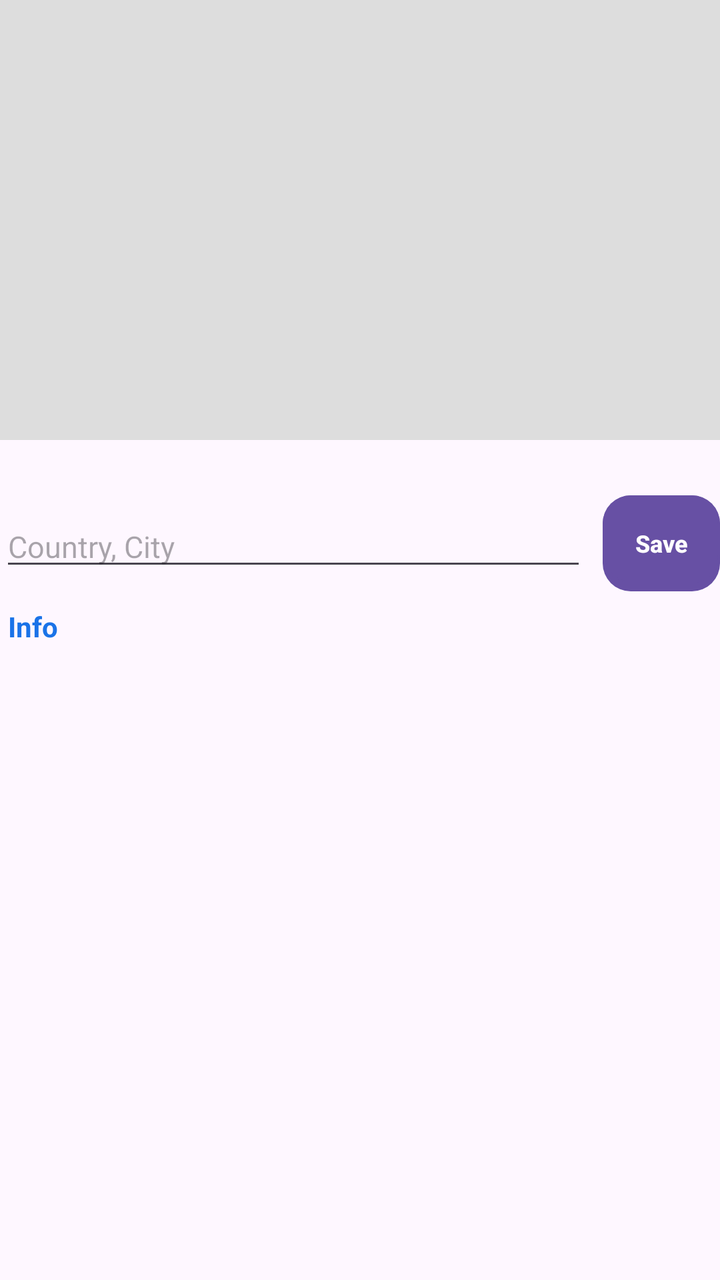
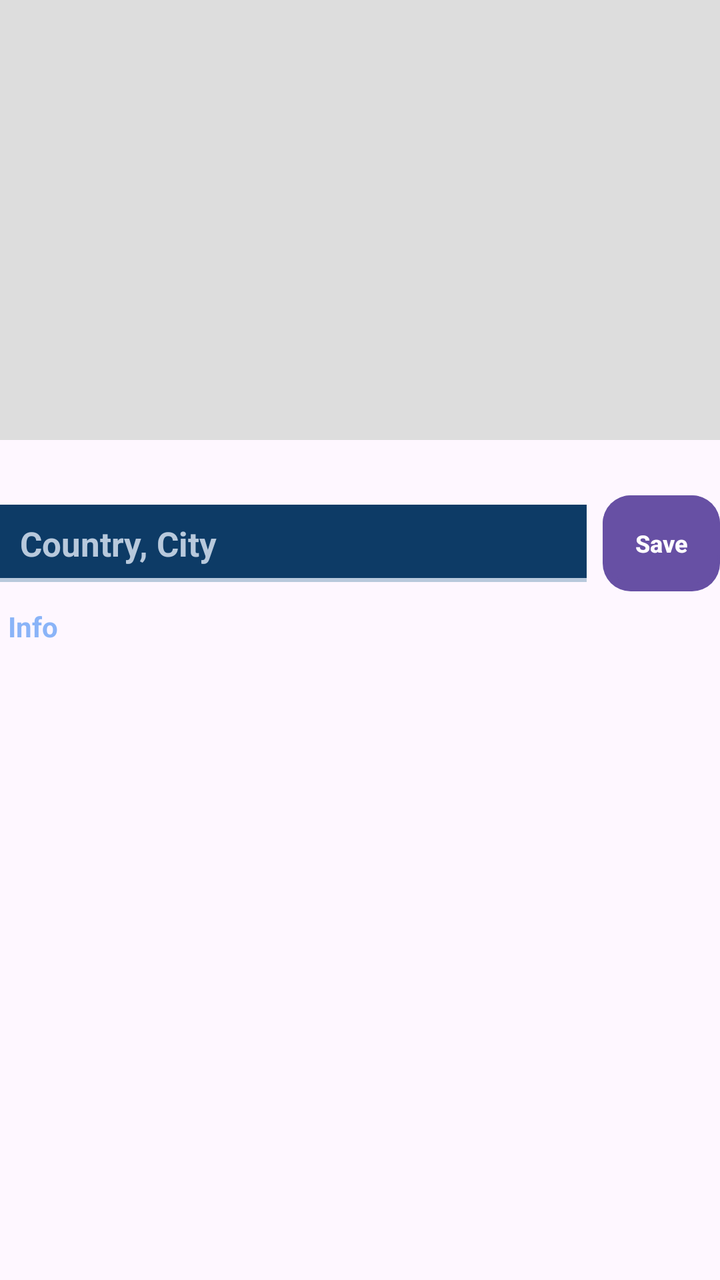

Compare the two renders of this Android layout. The source of the first and the diff that turns it into the second are given below.
<!-- AndroidManifest.xml: application theme Theme.Material3.DayNight -->
<!-- res/layout/item_edit_photo.xml -->
<?xml version="1.0" encoding="utf-8"?>
<LinearLayout xmlns:android="http://schemas.android.com/apk/res/android"
    android:layout_width="match_parent"
    android:layout_height="wrap_content"
    android:orientation="vertical"
    android:paddingBottom="20dp">

    <FrameLayout
        android:layout_width="match_parent"
        android:layout_height="220dp">

        <ImageView
            android:id="@+id/thumbnail"
            android:layout_width="match_parent"
            android:layout_height="match_parent"
            android:scaleType="centerCrop"
            android:background="#DDDDDD"
            android:contentDescription="@null" />

        
        <CheckBox
            android:id="@+id/selectCheck"
            android:layout_width="wrap_content"
            android:layout_height="wrap_content"
            android:layout_gravity="top|start"
            android:layout_margin="8dp"
            android:paddingHorizontal="6dp"
            android:background="#C8FFFFFF"
            android:visibility="gone" />

    </FrameLayout>

    <TextView
        android:id="@+id/fileNameText"
        android:layout_width="match_parent"
        android:layout_height="wrap_content"
        android:layout_marginTop="6dp"
        android:paddingHorizontal="4dp"
        android:textSize="13sp"
        android:textColor="#5F6368" />

    <LinearLayout
        android:layout_width="match_parent"
        android:layout_height="wrap_content"
        android:layout_marginTop="4dp"
        android:orientation="horizontal"
        android:baselineAligned="false"
        android:gravity="center_vertical">

        <EditText
            android:id="@+id/locationInput"
            android:layout_width="0dp"
            android:layout_weight="1"
            android:layout_height="wrap_content"
            android:hint="@string/location_hint"
            android:inputType="textCapWords"
            android:maxLines="1"
            android:textSize="15sp"
            android:autofillHints="" />

        <Button
            android:id="@+id/saveLocationButton"
            android:layout_width="wrap_content"
            android:layout_height="wrap_content"
            android:layout_marginStart="8dp"
            android:minWidth="0dp"
            android:paddingHorizontal="16dp"
            android:background="@drawable/btn_3d"
            android:textColor="@android:color/white"
            android:textStyle="bold"
            android:textSize="12sp"
            android:text="@string/save_location" />

    </LinearLayout>

    <TextView
        android:id="@+id/infoLink"
        android:layout_width="wrap_content"
        android:layout_height="wrap_content"
        android:layout_marginTop="4dp"
        android:padding="4dp"
        android:text="@string/info_link"
        android:textColor="#1A73E8"
        android:textStyle="bold" />

    <TextView
        android:id="@+id/infoResult"
        android:layout_width="match_parent"
        android:layout_height="wrap_content"
        android:paddingHorizontal="4dp"
        android:visibility="gone" />

</LinearLayout>
<!-- resources referenced by this layout -->
<resources>
  <!-- drawable btn_3d (drawable) -->
  <selector xmlns:android="http://schemas.android.com/apk/res/android">
      
      <item android:state_pressed="true">
          <shape android:shape="rectangle">
              <corners android:radius="14dp" />
              <gradient
                  android:angle="90"
                  android:startColor="#1565C0"
                  android:endColor="#1E88E5" />
              <stroke
                  android:width="1dp"
                  android:color="#0D47A1" />
          </shape>
      </item>
      
      <item>
          <layer-list>
              <item>
                  <shape android:shape="rectangle">
                      <corners android:radius="14dp" />
                      <solid android:color="#0D47A1" />
                  </shape>
              </item>
              <item android:bottom="4dp">
                  <shape android:shape="rectangle">
                      <corners android:radius="14dp" />
                      <gradient
                          android:angle="90"
                          android:startColor="#64B5F6"
                          android:endColor="#1E88E5" />
                      <stroke
                          android:width="1dp"
                          android:color="#0D47A1" />
                  </shape>
              </item>
          </layer-list>
      </item>
  </selector>
  <string name="info_link">Info</string>
  <string name="location_hint">Country, City</string>
  <string name="save_location">Save</string>
</resources>

<!-- the commit's change to res/layout/item_edit_photo.xml (unified diff, before → after) -->
@@ -37,9 +37,10 @@
         android:layout_marginTop="6dp"
         android:paddingHorizontal="4dp"
         android:textSize="13sp"
-        android:textColor="#5F6368" />
+        android:textColor="#9AA0A6" />
 
     <LinearLayout
+        android:id="@+id/locationRow"
         android:layout_width="match_parent"
         android:layout_height="wrap_content"
         android:layout_marginTop="4dp"
@@ -47,6 +48,7 @@
         android:baselineAligned="false"
         android:gravity="center_vertical">
 
+        
         <EditText
             android:id="@+id/locationInput"
             android:layout_width="0dp"
@@ -55,7 +57,14 @@
             android:hint="@string/location_hint"
             android:inputType="textCapWords"
             android:maxLines="1"
-            android:textSize="15sp"
+            android:textSize="17sp"
+            android:textStyle="bold"
+            android:background="@drawable/bg_location_field"
+            android:textColor="@android:color/white"
+            android:textColorHint="#B8C9DC"
+            android:textCursorDrawable="@null"
+            android:paddingHorizontal="10dp"
+            android:paddingVertical="8dp"
             android:autofillHints="" />
 
         <Button
@@ -73,6 +82,7 @@
 
     </LinearLayout>
 
+    
     <TextView
         android:id="@+id/infoLink"
         android:layout_width="wrap_content"
@@ -80,7 +90,7 @@
         android:layout_marginTop="4dp"
         android:padding="4dp"
         android:text="@string/info_link"
-        android:textColor="#1A73E8"
+        android:textColor="#8AB4F8"
         android:textStyle="bold" />
 
     <TextView
@@ -88,6 +98,7 @@
         android:layout_width="match_parent"
         android:layout_height="wrap_content"
         android:paddingHorizontal="4dp"
+        android:textColor="#E8EEF4"
         android:visibility="gone" />
 
 </LinearLayout>
<!-- resource entries referenced after the edit -->
@@ -1,5 +1,24 @@
 <!-- resources referenced by this layout -->
 <resources>
+  <!-- drawable bg_location_field (drawable) -->
+  <?xml version="1.0" encoding="utf-8"?>
+  <layer-list xmlns:android="http://schemas.android.com/apk/res/android">
+  
+      <item>
+          <shape android:shape="rectangle">
+              <solid android:color="#0D3B66" />
+          </shape>
+      </item>
+  
+      <item
+          android:gravity="bottom"
+          android:height="2dp">
+          <shape android:shape="rectangle">
+              <solid android:color="#B8C9DC" />
+          </shape>
+      </item>
+  
+  </layer-list>
   <!-- drawable btn_3d (drawable) -->
   <selector xmlns:android="http://schemas.android.com/apk/res/android">
       
